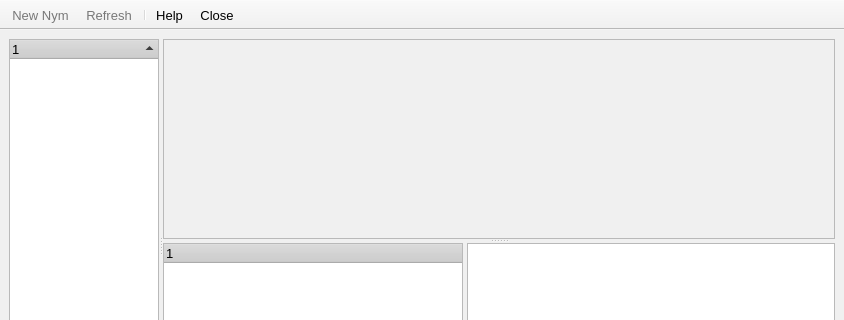
Above: src/gui/network/netviewer.ui from a-ilin/vidalia before the change; both pictures show x 0 to 844 and y 0 to 320 of the 844 by 482 pixel window. Below: the same form after it.
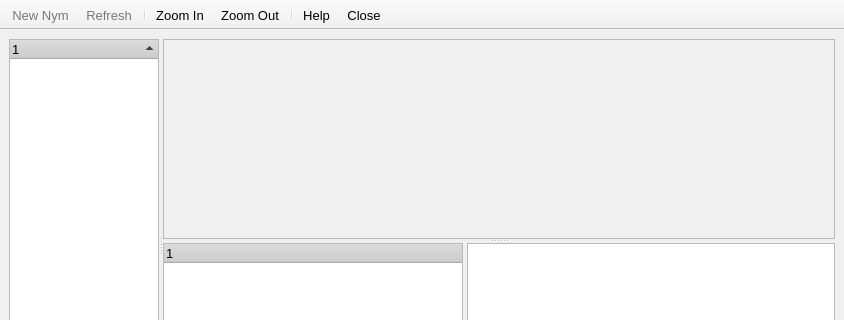
That is the form after the change. Icons and pictures are not drawn. Custom widgets are drawn as their Qt base class.

Patch:
```diff
--- a/src/gui/network/netviewer.ui
+++ b/src/gui/network/netviewer.ui
@@ -504,6 +504,9 @@
    <addaction name="actionNewNym" />
    <addaction name="actionRefresh" />
    <addaction name="separator" />
+   <addaction name="actionZoomIn" />
+   <addaction name="actionZoomOut" />
+   <addaction name="separator" />
    <addaction name="actionHelp" />
    <addaction name="actionClose" />
   </widget>
@@ -592,6 +595,22 @@
     </font>
    </property>
   </action>
+  <action name="actionZoomIn" >
+   <property name="icon" >
+    <iconset resource="../res/vidalia_common.qrc" >:/images/22x22/zoom-in.png</iconset>
+   </property>
+   <property name="text" >
+    <string>Zoom In</string>
+   </property>
+  </action>
+  <action name="actionZoomOut" >
+   <property name="icon" >
+    <iconset resource="../res/vidalia_common.qrc" >:/images/22x22/zoom-out.png</iconset>
+   </property>
+   <property name="text" >
+    <string>Zoom Out</string>
+   </property>
+  </action>
  </widget>
  <pixmapfunction></pixmapfunction>
  <customwidgets>
```
Left out of the diff: 6 changed lines with no effect on the pictures.
